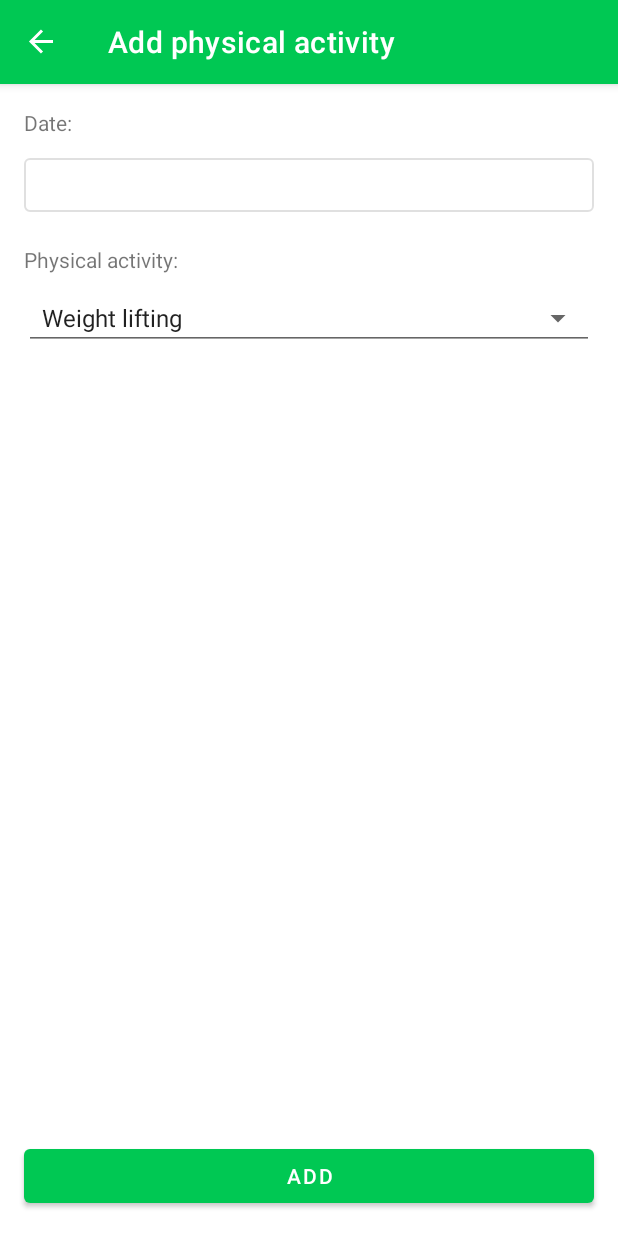
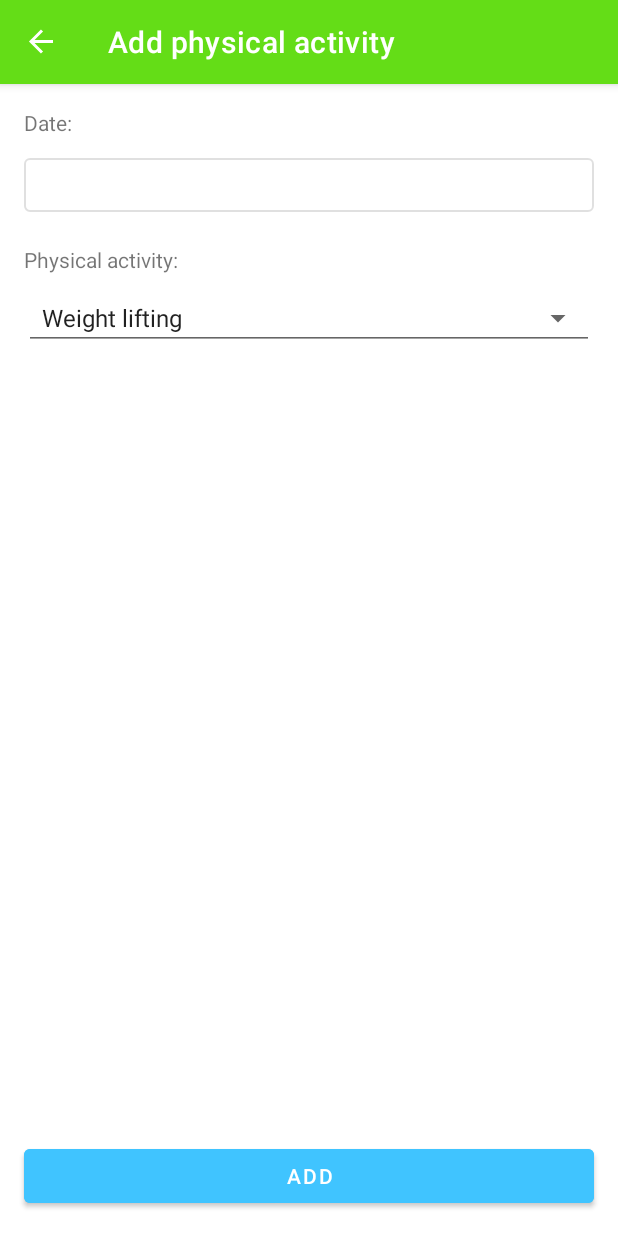
Before and after one commit to cd1/BogaFit, an Android app: the AddPhysictivityFragment screen opened through its navigation route, on a phone screen of 412 x 824 dp. Run offline under Robolectric (Android 15) with nearby library versions, the phone set to English and light mode, and no system bars; our stand-ins replace Firebase (no records; nobody signed in at launch, a user with empty details on screens opened directly), data binding, navigation-ui; 1 statement that could not run was skipped.

Commit message:
Update color theme
Signed-off-by: Crístian Deives <cristiandeives@gmail.com>

```diff
--- a/app/src/main/res/layout/fragment_add_physictivity.xml
+++ b/app/src/main/res/layout/fragment_add_physictivity.xml
@@ -87,6 +87,7 @@
             android:layout_marginBottom="@dimen/large_margin"
             android:text="@string/add_physictivity_add_button"
             android:onClick="@{actions::onAddPhysictivityButtonClick}"
+            android:theme="@style/AppTheme.MainButton"
             app:layout_constraintBottom_toBottomOf="parent"
             app:layout_constraintEnd_toEndOf="parent"
             app:layout_constraintStart_toStartOf="parent" />
--- a/app/src/main/res/values/colors.xml
+++ b/app/src/main/res/values/colors.xml
@@ -1,12 +1,12 @@
 <?xml version="1.0" encoding="UTF-8"?>
 <resources>
-  <color name="primaryColor">#00c853</color>
-  <color name="primaryLightColor">#5efc82</color>
-  <color name="primaryDarkColor">#009624</color>
+  <color name="primaryColor">#64dd17</color>
+  <color name="primaryLightColor">#9cff57</color>
+  <color name="primaryDarkColor">#1faa00</color>
 
-  <color name="secondaryColor">#ff5252</color>
-  <color name="secondaryLightColor">#ff867f</color>
-  <color name="secondaryDarkColor">#c50e29</color>
+  <color name="secondaryColor">#40c4ff</color>
+  <color name="secondaryLightColor">#82f7ff</color>
+  <color name="secondaryDarkColor">#0094cc</color>
 
   <color name="colorOnPrimary">#FFFFFF</color>
   <color name="colorOnSecondary">#FFFFFF</color>
--- a/app/src/main/res/values/styles.xml
+++ b/app/src/main/res/values/styles.xml
@@ -17,4 +17,8 @@
         <item name="android:windowSplashscreenContent">@drawable/splash_screen</item>
     </style>
 
+    <style name="AppTheme.MainButton">
+        <item name="android:backgroundTint">@color/secondaryColor</item>
+    </style>
+
 </resources>
```
